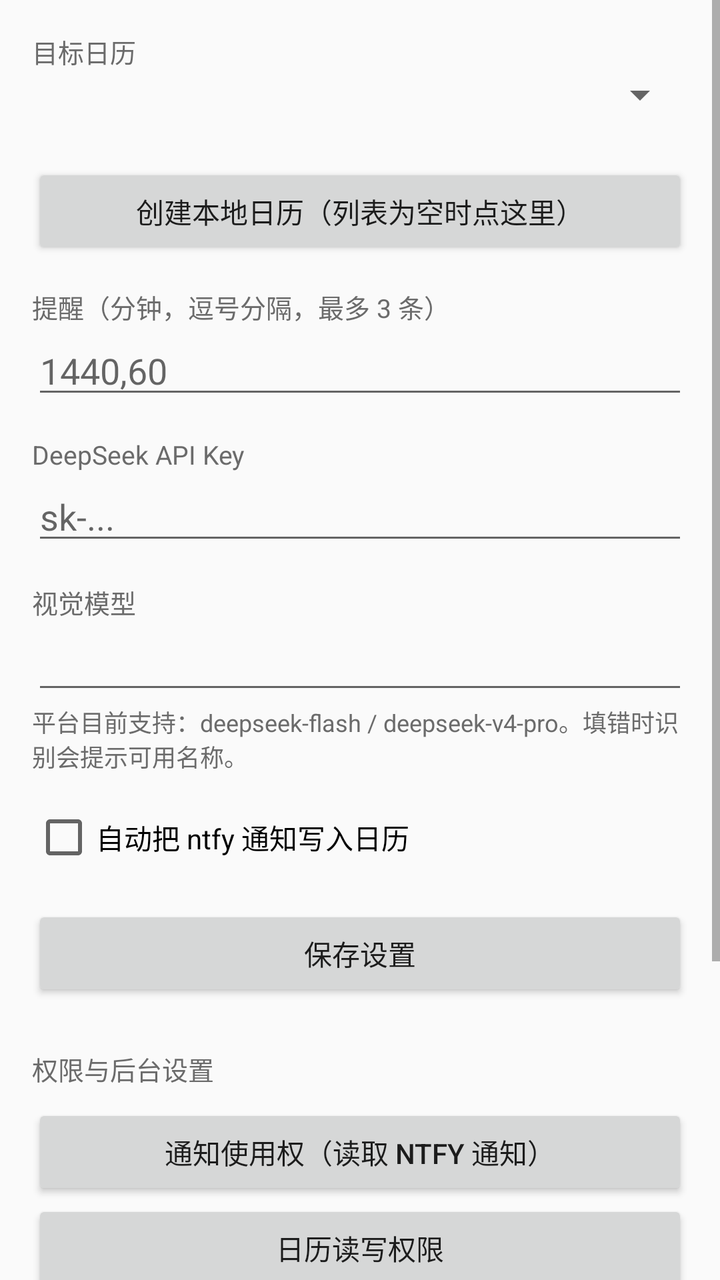
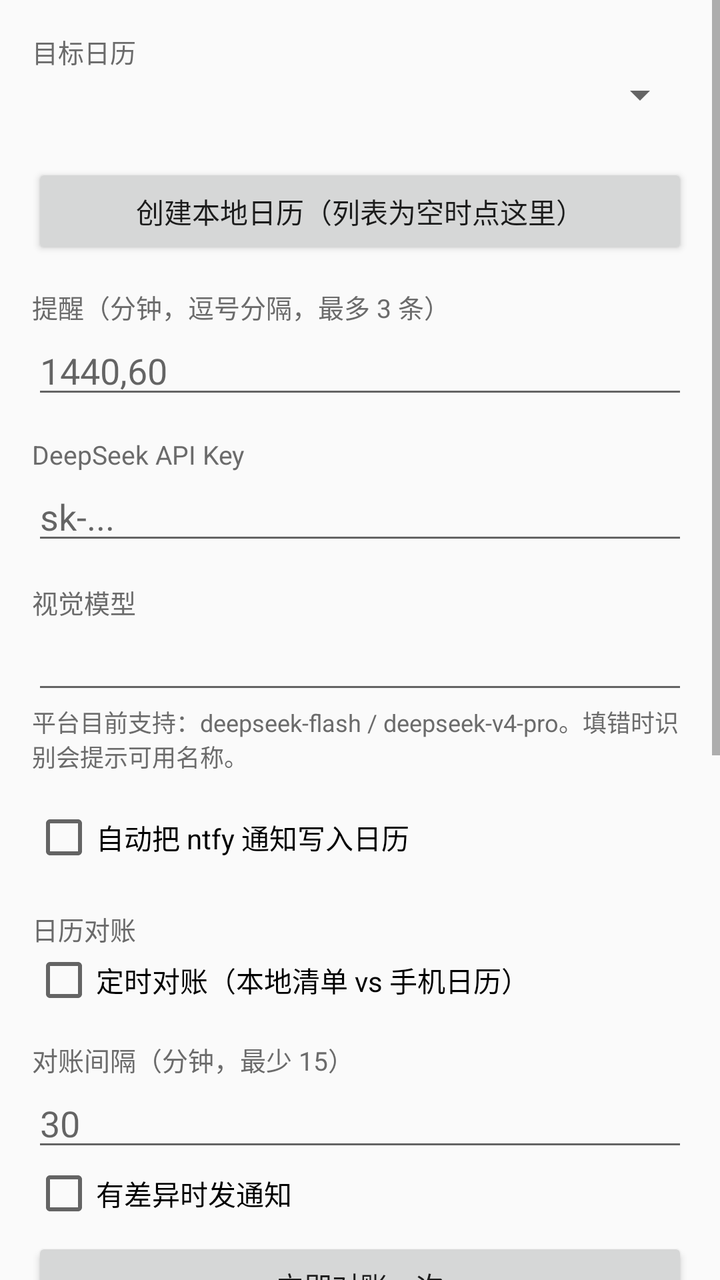

The first picture is an Android layout as it rendered before a commit; the second is the same layout after the commit. The layout source and the unified diff follow.
<!-- AndroidManifest.xml: application theme Theme.NtfyCalendar -->
<!-- res/layout/activity_settings.xml -->
<?xml version="1.0" encoding="utf-8"?>
<ScrollView xmlns:android="http://schemas.android.com/apk/res/android"
    android:layout_width="match_parent"
    android:layout_height="match_parent">

    <LinearLayout
        android:layout_width="match_parent"
        android:layout_height="wrap_content"
        android:orientation="vertical"
        android:padding="16dp">

        <TextView
            style="@style/FormLabel"
            android:layout_marginTop="0dp"
            android:text="@string/label_calendar" />

        <Spinner
            android:id="@+id/spCalendar"
            android:layout_width="match_parent"
            android:layout_height="wrap_content" />

        <TextView
            android:id="@+id/tvCalendarHint"
            android:layout_width="match_parent"
            android:layout_height="wrap_content"
            android:textSize="12sp"
            android:textColor="@color/text_secondary" />

        <Button
            android:id="@+id/btnCreateCalendar"
            android:layout_width="match_parent"
            android:layout_height="wrap_content"
            android:layout_marginTop="6dp"
            android:text="@string/btn_create_calendar" />

        <TextView
            style="@style/FormLabel"
            android:text="@string/label_remind" />

        <EditText
            android:id="@+id/etRemind"
            style="@style/FormInput"
            android:hint="1440,60"
            android:inputType="text" />

        <TextView
            style="@style/FormLabel"
            android:text="@string/label_api_key" />

        <EditText
            android:id="@+id/etApiKey"
            style="@style/FormInput"
            android:hint="sk-..."
            android:inputType="textPassword" />

        <TextView
            style="@style/FormLabel"
            android:text="@string/label_model" />

        <EditText
            android:id="@+id/etModel"
            style="@style/FormInput"
            android:inputType="text" />

        <TextView
            android:id="@+id/tvModelHint"
            android:layout_width="match_parent"
            android:layout_height="wrap_content"
            android:textSize="12sp"
            android:textColor="@color/text_secondary"
            android:text="@string/model_hint" />

        <CheckBox
            android:id="@+id/cbAutoImport"
            android:layout_width="match_parent"
            android:layout_height="wrap_content"
            android:layout_marginTop="16dp"
            android:text="@string/label_auto_import" />

        <Button
            android:id="@+id/btnSaveSettings"
            android:layout_width="match_parent"
            android:layout_height="wrap_content"
            android:layout_marginTop="18dp"
            android:text="@string/btn_save_settings" />

        <TextView
            style="@style/FormLabel"
            android:layout_marginTop="24dp"
            android:text="@string/title_permission" />

        <Button
            android:id="@+id/btnNotifAccess"
            android:layout_width="match_parent"
            android:layout_height="wrap_content"
            android:layout_marginTop="8dp"
            android:text="@string/perm_notification" />

        <Button
            android:id="@+id/btnCalendarPerm"
            android:layout_width="match_parent"
            android:layout_height="wrap_content"
            android:text="@string/perm_calendar" />

        <Button
            android:id="@+id/btnAutostart"
            android:layout_width="match_parent"
            android:layout_height="wrap_content"
            android:text="@string/perm_autostart" />

        <Button
            android:id="@+id/btnBattery"
            android:layout_width="match_parent"
            android:layout_height="wrap_content"
            android:text="@string/perm_battery" />

        <Button
            android:id="@+id/btnAppDetail"
            android:layout_width="match_parent"
            android:layout_height="wrap_content"
            android:text="@string/perm_app_detail" />

        <TextView
            android:id="@+id/tvVersion"
            android:layout_width="match_parent"
            android:layout_height="wrap_content"
            android:layout_marginTop="20dp"
            android:layout_marginBottom="8dp"
            android:textSize="12sp"
            android:textColor="@color/text_secondary"
            android:gravity="center" />
    </LinearLayout>
</ScrollView>
<!-- resources referenced by this layout -->
<resources>
  <color name="text_secondary">#FF6B6B6B</color>
  <string name="btn_create_calendar">创建本地日历（列表为空时点这里）</string>
  <string name="btn_save_settings">保存设置</string>
  <string name="label_api_key">DeepSeek API Key</string>
  <string name="label_auto_import">自动把 ntfy 通知写入日历</string>
  <string name="label_calendar">目标日历</string>
  <string name="label_model">视觉模型</string>
  <string name="label_remind">提醒（分钟，逗号分隔，最多 3 条）</string>
  <string name="model_hint">平台目前支持：deepseek-flash / deepseek-v4-pro。填错时识别会提示可用名称。</string>
  <string name="perm_app_detail">应用详情页</string>
  <string name="perm_autostart">自启动管理（realme）</string>
  <string name="perm_battery">电池 / 后台耗电白名单</string>
  <string name="perm_calendar">日历读写权限</string>
  <string name="perm_notification">通知使用权（读取 ntfy 通知）</string>
  <string name="title_permission">权限与后台设置</string>
  <style name="FormInput">
          <item name="android:layout_width">match_parent</item>
          <item name="android:layout_height">wrap_content</item>
      </style>
  <style name="FormLabel">
          <item name="android:layout_width">match_parent</item>
          <item name="android:layout_height">wrap_content</item>
          <item name="android:layout_marginTop">14dp</item>
          <item name="android:textSize">13sp</item>
          <item name="android:textColor">@color/text_secondary</item>
      </style>
  <style name="Theme.NtfyCalendar" parent="Theme.AppCompat.DayNight.DarkActionBar">
          <item name="colorPrimary">@color/primary</item>
          <item name="colorPrimaryDark">@color/primary_dark</item>
          <item name="colorAccent">@color/accent</item>
          <item name="android:windowBackground">?android:attr/colorBackground</item>
      </style>
  <color name="primary">#FF156B5A</color>
  <color name="primary_dark">#FF0E4B3F</color>
  <color name="accent">#FFEF8F32</color>
</resources>

<!-- the commit's change to res/layout/activity_settings.xml (unified diff, before → after) -->
@@ -77,6 +77,40 @@
             android:layout_marginTop="16dp"
             android:text="@string/label_auto_import" />
 
+        <TextView
+            style="@style/FormLabel"
+            android:layout_marginTop="20dp"
+            android:text="@string/title_reconcile" />
+
+        <CheckBox
+            android:id="@+id/cbReconcile"
+            android:layout_width="match_parent"
+            android:layout_height="wrap_content"
+            android:text="@string/label_reconcile_enabled" />
+
+        <TextView
+            style="@style/FormLabel"
+            android:text="@string/label_reconcile_interval" />
+
+        <EditText
+            android:id="@+id/etReconcileInterval"
+            style="@style/FormInput"
+            android:hint="30"
+            android:inputType="number" />
+
+        <CheckBox
+            android:id="@+id/cbReconcileNotify"
+            android:layout_width="match_parent"
+            android:layout_height="wrap_content"
+            android:text="@string/label_reconcile_notify" />
+
+        <Button
+            android:id="@+id/btnReconcileNow"
+            android:layout_width="match_parent"
+            android:layout_height="wrap_content"
+            android:layout_marginTop="6dp"
+            android:text="@string/btn_reconcile_now" />
+
         <Button
             android:id="@+id/btnSaveSettings"
             android:layout_width="match_parent"
<!-- resource entries referenced after the edit -->
@@ -2,11 +2,15 @@
 <resources>
   <color name="text_secondary">#FF6B6B6B</color>
   <string name="btn_create_calendar">创建本地日历（列表为空时点这里）</string>
+  <string name="btn_reconcile_now">立即对账一次</string>
   <string name="btn_save_settings">保存设置</string>
   <string name="label_api_key">DeepSeek API Key</string>
   <string name="label_auto_import">自动把 ntfy 通知写入日历</string>
   <string name="label_calendar">目标日历</string>
   <string name="label_model">视觉模型</string>
+  <string name="label_reconcile_enabled">定时对账（本地清单 vs 手机日历）</string>
+  <string name="label_reconcile_interval">对账间隔（分钟，最少 15）</string>
+  <string name="label_reconcile_notify">有差异时发通知</string>
   <string name="label_remind">提醒（分钟，逗号分隔，最多 3 条）</string>
   <string name="model_hint">平台目前支持：deepseek-flash / deepseek-v4-pro。填错时识别会提示可用名称。</string>
   <string name="perm_app_detail">应用详情页</string>
@@ -15,6 +19,7 @@
   <string name="perm_calendar">日历读写权限</string>
   <string name="perm_notification">通知使用权（读取 ntfy 通知）</string>
   <string name="title_permission">权限与后台设置</string>
+  <string name="title_reconcile">日历对账</string>
   <style name="FormInput">
           <item name="android:layout_width">match_parent</item>
           <item name="android:layout_height">wrap_content</item>
